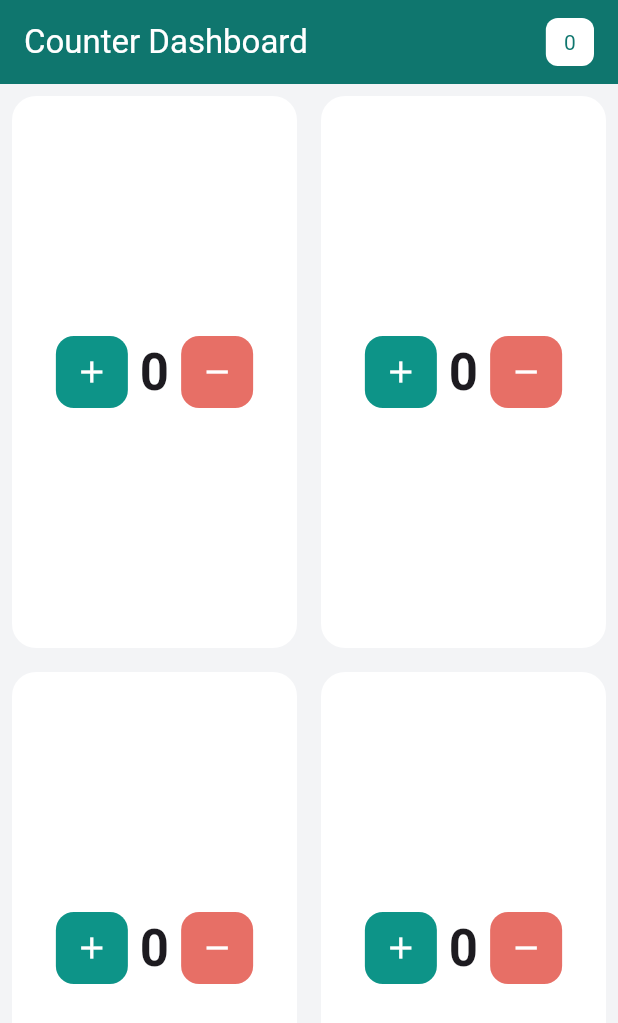
After one commit to lolologic/ein_problem_vier_loesungen, a Flutter app: the screen it shows after launch, after a tap on the "add" icon, after a tap on the "remove" icon, on a phone screen of 412 x 824 dp. The commit adds this screen. Shown: the top 1023 px of the screen. Run offline on Flutter 3.47's test engine with Material 3 defaults, Android fonts, the phone set to English and light mode, and no system bars.

Commit message:
feat: implement distributed state with passive widgets

```diff
--- /dev/null
+++ b/lib/03_distributed_with_passive_widgets/distributed_passive_homepage.dart
@@ -0,0 +1,122 @@
+import 'package:ein_problem_vier_loesungen/03_distributed_with_passive_widgets/distributed_passive_row.dart';
+import 'package:flutter/material.dart';
+
+enum _CounterPosition { topLeft, topRight, bottomLeft, bottomRight }
+
+class DistributedPassiveHomepage extends StatefulWidget {
+  const DistributedPassiveHomepage({super.key});
+
+  @override
+  State<DistributedPassiveHomepage> createState() =>
+      _DistributedPassiveHomepageState();
+}
+
+class _DistributedPassiveHomepageState
+    extends State<DistributedPassiveHomepage> {
+  int _counterTopLeft = 0;
+  int _counterTopRight = 0;
+  int _counterBottomLeft = 0;
+  int _counterBottomRight = 0;
+
+  void _incrementCounter(_CounterPosition counterPosition) {
+    setState(() {
+      switch (counterPosition) {
+        case _CounterPosition.topLeft:
+          _counterTopLeft++;
+          break;
+        case _CounterPosition.topRight:
+          _counterTopRight++;
+          break;
+        case _CounterPosition.bottomLeft:
+          _counterBottomLeft++;
+          break;
+        case _CounterPosition.bottomRight:
+          _counterBottomRight++;
+          break;
+      }
+    });
+  }
+
+  void _decrementCounter(_CounterPosition counterPosition) {
+    setState(() {
+      switch (counterPosition) {
+        case _CounterPosition.topLeft:
+          _counterTopLeft--;
+          break;
+        case _CounterPosition.topRight:
+          _counterTopRight--;
+          break;
+        case _CounterPosition.bottomLeft:
+          _counterBottomLeft--;
+          break;
+        case _CounterPosition.bottomRight:
+          _counterBottomRight--;
+          break;
+      }
+    });
+  }
+
+  int get _totalCounter =>
+      _counterTopLeft +
+      _counterTopRight +
+      _counterBottomLeft +
+      _counterBottomRight;
+
+  @override
+  Widget build(BuildContext context) {
+    return Scaffold(
+      appBar: AppBar(
+        backgroundColor: const Color(0xFF0F766E),
+        foregroundColor: Colors.white,
+        title: const Text('Counter Dashboard'),
+        actions: [
+          Container(
+            margin: const EdgeInsets.only(right: 16),
+            padding: const EdgeInsets.symmetric(horizontal: 12, vertical: 6),
+            decoration: BoxDecoration(
+              color: Colors.white,
+              borderRadius: BorderRadius.circular(8),
+            ),
+            child: Text(
+              '$_totalCounter',
+              style: const TextStyle(color: Color(0xFF0F766E)),
+            ),
+          ),
+        ],
+      ),
+      backgroundColor: const Color(0xFFF3F4F6),
+      body: Column(
+        children: [
+          Expanded(
+            child: DistributedPassiveRow(
+              leftCounterValue: _counterTopLeft,
+              leftOnIncrement: () =>
+                  _incrementCounter(_CounterPosition.bottomRight),
+              leftOnDecrement: () =>
+                  _decrementCounter(_CounterPosition.bottomRight),
+              rightCounterValue: _counterTopRight,
+              rightOnIncrement: () =>
+                  _incrementCounter(_CounterPosition.bottomLeft),
+              rightOnDecrement: () =>
+                  _decrementCounter(_CounterPosition.bottomLeft),
+            ),
+          ),
+          Expanded(
+            child: DistributedPassiveRow(
+              leftCounterValue: _counterBottomLeft,
+              leftOnIncrement: () =>
+                  _incrementCounter(_CounterPosition.topRight),
+              leftOnDecrement: () =>
+                  _decrementCounter(_CounterPosition.topRight),
+              rightCounterValue: _counterBottomRight,
+              rightOnIncrement: () =>
+                  _incrementCounter(_CounterPosition.topLeft),
+              rightOnDecrement: () =>
+                  _decrementCounter(_CounterPosition.topLeft),
+            ),
+          ),
+        ],
+      ),
+    );
+  }
+}
--- /dev/null
+++ b/lib/03_distributed_with_passive_widgets/distributed_passive_quadrant.dart
@@ -0,0 +1,71 @@
+import 'package:flutter/material.dart';
+
+class DistributedPassiveQuadrant extends StatelessWidget {
+  final int counterValue;
+  final VoidCallback onIncrement;
+  final VoidCallback onDecrement;
+
+  const DistributedPassiveQuadrant({
+    super.key,
+    required this.counterValue,
+    required this.onIncrement,
+    required this.onDecrement,
+  });
+
+  static const ButtonStyle _incrementButtonStyle = ButtonStyle(
+    shape: WidgetStatePropertyAll(
+      RoundedRectangleBorder(
+        borderRadius: BorderRadius.all(Radius.circular(12)),
+      ),
+    ),
+    fixedSize: WidgetStatePropertyAll(Size(48, 48)),
+    backgroundColor: WidgetStatePropertyAll(Color(0xFF0D9488)),
+    foregroundColor: WidgetStatePropertyAll(Colors.white),
+  );
+
+  static const ButtonStyle _decrementButtonStyle = ButtonStyle(
+    shape: WidgetStatePropertyAll(
+      RoundedRectangleBorder(
+        borderRadius: BorderRadius.all(Radius.circular(12)),
+      ),
+    ),
+    fixedSize: WidgetStatePropertyAll(Size(48, 48)),
+    backgroundColor: WidgetStatePropertyAll(Color(0xFFE76F66)),
+    foregroundColor: WidgetStatePropertyAll(Colors.white),
+  );
+
+  @override
+  Widget build(BuildContext context) {
+    return Container(
+      margin: const EdgeInsets.all(8),
+      decoration: BoxDecoration(
+        color: Colors.white,
+        borderRadius: BorderRadius.circular(16),
+      ),
+      child: Center(
+        child: Row(
+          mainAxisSize: MainAxisSize.min,
+          children: [
+            IconButton(
+              icon: const Icon(Icons.add),
+              style: _incrementButtonStyle,
+              onPressed: onIncrement,
+            ),
+            const SizedBox(width: 8),
+            Text(
+              '$counterValue',
+              style: Theme.of(context).textTheme.headlineMedium
+                  ?.copyWith(fontSize: 34, fontWeight: FontWeight.w600),
+            ),
+            const SizedBox(width: 8),
+            IconButton(
+              icon: const Icon(Icons.remove),
+              style: _decrementButtonStyle,
+              onPressed: onDecrement,
+            ),
+          ],
+        ),
+      ),
+    );
+  }
+}
--- /dev/null
+++ b/lib/03_distributed_with_passive_widgets/distributed_passive_row.dart
@@ -0,0 +1,44 @@
+import 'package:flutter/material.dart';
+import 'package:ein_problem_vier_loesungen/03_distributed_with_passive_widgets/distributed_passive_quadrant.dart';
+
+class DistributedPassiveRow extends StatelessWidget {
+  final int leftCounterValue;
+  final VoidCallback leftOnIncrement;
+  final VoidCallback leftOnDecrement;
+
+  final int rightCounterValue;
+  final VoidCallback rightOnIncrement;
+  final VoidCallback rightOnDecrement;
+
+  const DistributedPassiveRow({
+    super.key,
+    required this.leftCounterValue,
+    required this.leftOnIncrement,
+    required this.leftOnDecrement,
+    required this.rightCounterValue,
+    required this.rightOnIncrement,
+    required this.rightOnDecrement,
+  });
+
+  @override
+  Widget build(BuildContext context) {
+    return Row(
+      children: [
+        Expanded(
+          child: DistributedPassiveQuadrant(
+            counterValue: leftCounterValue,
+            onIncrement: leftOnIncrement,
+            onDecrement: leftOnDecrement,
+          ),
+        ),
+        Expanded(
+          child: DistributedPassiveQuadrant(
+            counterValue: rightCounterValue,
+            onIncrement: rightOnIncrement,
+            onDecrement: rightOnDecrement,
+          ),
+        ),
+      ],
+    );
+  }
+}
--- a/lib/main.dart
+++ b/lib/main.dart
@@ -1,5 +1,5 @@
+import 'package:ein_problem_vier_loesungen/03_distributed_with_passive_widgets/distributed_passive_homepage.dart';
 import 'package:flutter/material.dart';
-import 'package:ein_problem_vier_loesungen/02_distributed/distributed_homepage.dart';
 
 void main() {
   runApp(const MyApp());
@@ -13,7 +13,7 @@ class MyApp extends StatelessWidget {
     return MaterialApp(
       title: 'Flutter Demo',
       theme: ThemeData(colorScheme: .fromSeed(seedColor: Colors.deepPurple)),
-      home: const DistributedHomepage(),
+      home: const DistributedPassiveHomepage(),
     );
   }
 }
```
